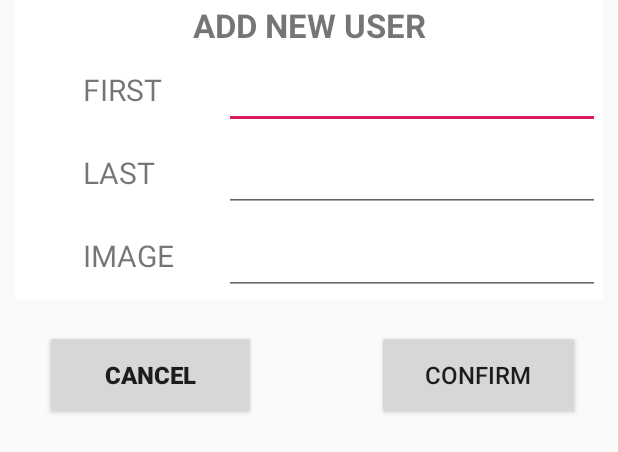
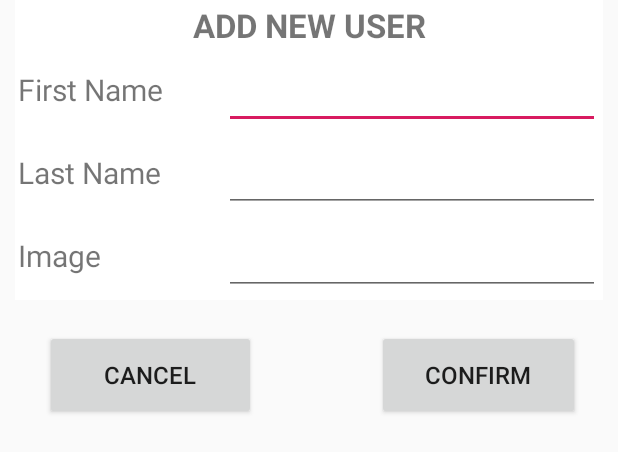
Before and after one commit to gplaz/GeniusPlazaProject, an Android app: the layout layout_confirm_dialog.xml on its own in the app's theme, with its tools: preview values and no code run, on a phone screen of 412 x 824 dp. Shown: the top 452 px of the screen. Run offline under Robolectric (Android 15) with nearby library versions, the phone set to English and light mode, and no system bars; network calls fail.

Commit message:
Added:
Internet permission
Libraries

Model for Users

Added layout for single user

Added Adapter to load User in RecyclerView
Added placeholder image

Wrote Method to parse json with Volley in MainActivity
Created recyclerview to display each user

Wrote Method to POST

Added Floating Action Button
Added onClickListener to same to invoke Dialog to add user
Dialog on confirm clicked captures edit text data and pass to POST function
Added field variable capture id count to assign subsequent id number to added user

Made minor changes to layout_confirm_dialog design
Added Toast to inform if user is added successfully

```diff
--- a/app/src/main/java/gp/geniusplazaproject/MainActivity.java
+++ b/app/src/main/java/gp/geniusplazaproject/MainActivity.java
@@ -12,6 +12,7 @@ import android.util.Log;
 import android.view.View;
 import android.widget.Button;
 import android.widget.EditText;
+import android.widget.Toast;
 
 import com.android.volley.Request;
 import com.android.volley.RequestQueue;
@@ -124,6 +125,8 @@ public class MainActivity extends AppCompatActivity {
                 new Response.Listener<String>() {
                     @Override
                     public void onResponse(String response) {
+
+                        Toast.makeText(MainActivity.this, "User Added Successfully", Toast.LENGTH_SHORT).show();
                         // response
                         Log.d("Response", response);
                     }
--- a/app/src/main/res/layout/layout_confirm_dialog.xml
+++ b/app/src/main/res/layout/layout_confirm_dialog.xml
@@ -69,9 +69,9 @@
                     <TextView
                         android:layout_width="match_parent"
                         android:layout_height="wrap_content"
-                        android:layout_marginLeft="45dp"
+                        android:layout_marginLeft="2dp"
                         android:layout_weight="2"
-                        android:text="FIRST"
+                        android:text="First Name"
                         android:textAlignment="textStart"
 
                         android:textSize="20sp" />
@@ -119,9 +119,9 @@
                     <TextView
                         android:layout_width="match_parent"
                         android:layout_height="wrap_content"
-                        android:layout_marginLeft="45dp"
+                        android:layout_marginLeft="2dp"
                         android:layout_weight="2"
-                        android:text="LAST"
+                        android:text="Last Name"
                         android:textAlignment="textStart"
                         android:textSize="20sp" />
 
@@ -167,11 +167,11 @@
                     <TextView
                         android:layout_width="match_parent"
                         android:layout_height="wrap_content"
-                        android:layout_marginLeft="45dp"
+                        android:layout_marginLeft="2dp"
                         android:layout_weight="2"
-                        android:text="IMAGE"
+                        android:text="Image"
+
                         android:textAlignment="textStart"
-
                         android:textSize="20sp" />
 
                     <View
@@ -231,7 +231,7 @@
 
                 android:text="Cancel"
                 android:textSize="16dp"
-                android:textStyle="bold" />
+                 />
 
             <Button
                 android:id="@+id/confirm"
```
